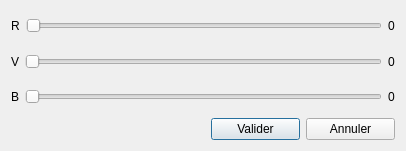
sykom1/Projet_IHM, file colorparameter.ui: the form before one commit.
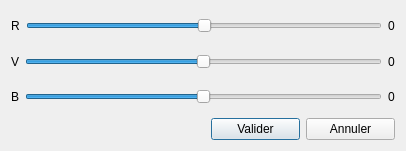
The form after the commit.

Diff of the .ui file:
```diff
--- a/colorparameter.ui
+++ b/colorparameter.ui
@@ -29,6 +29,9 @@
          </item>
          <item>
           <widget class="QSlider" name="redSlider">
+           <property name="minimum">
+            <number>-100</number>
+           </property>
            <property name="maximum">
             <number>100</number>
            </property>
@@ -60,6 +63,9 @@
          </item>
          <item>
           <widget class="QSlider" name="greenSlider">
+           <property name="minimum">
+            <number>-100</number>
+           </property>
            <property name="maximum">
             <number>100</number>
            </property>
@@ -88,6 +94,9 @@
          </item>
          <item>
           <widget class="QSlider" name="blueSlider">
+           <property name="minimum">
+            <number>-100</number>
+           </property>
            <property name="maximum">
             <number>100</number>
            </property>
```
Left out of the diff: 3 changed lines with no effect on the pictures.
